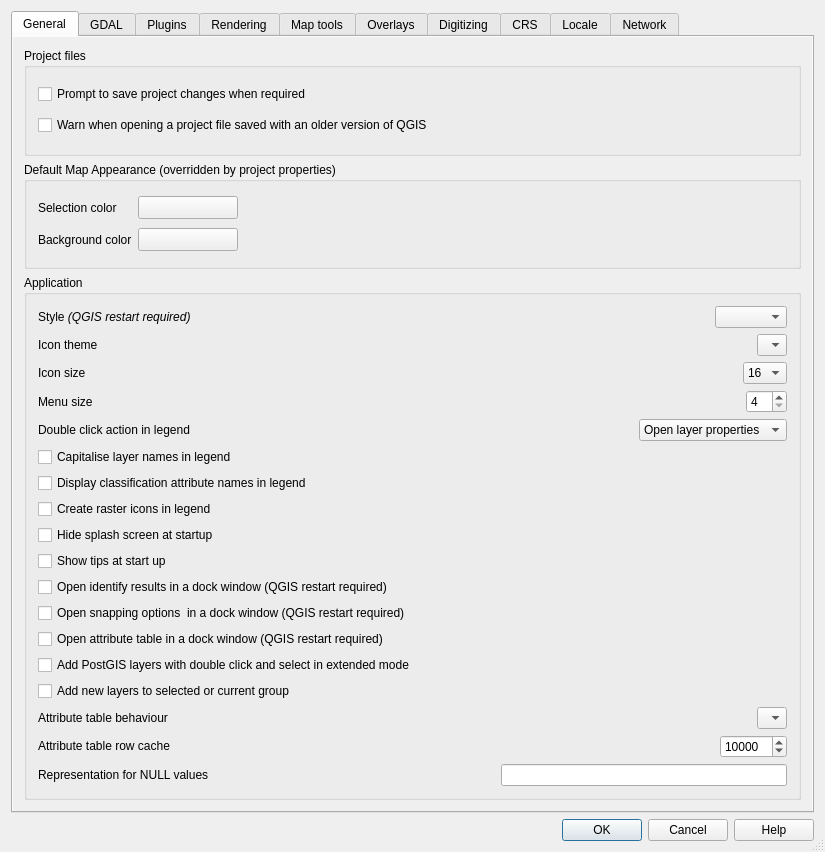
Qt form src/ui/qgsoptionsbase.ui (qgis/QGIS) before a commit.
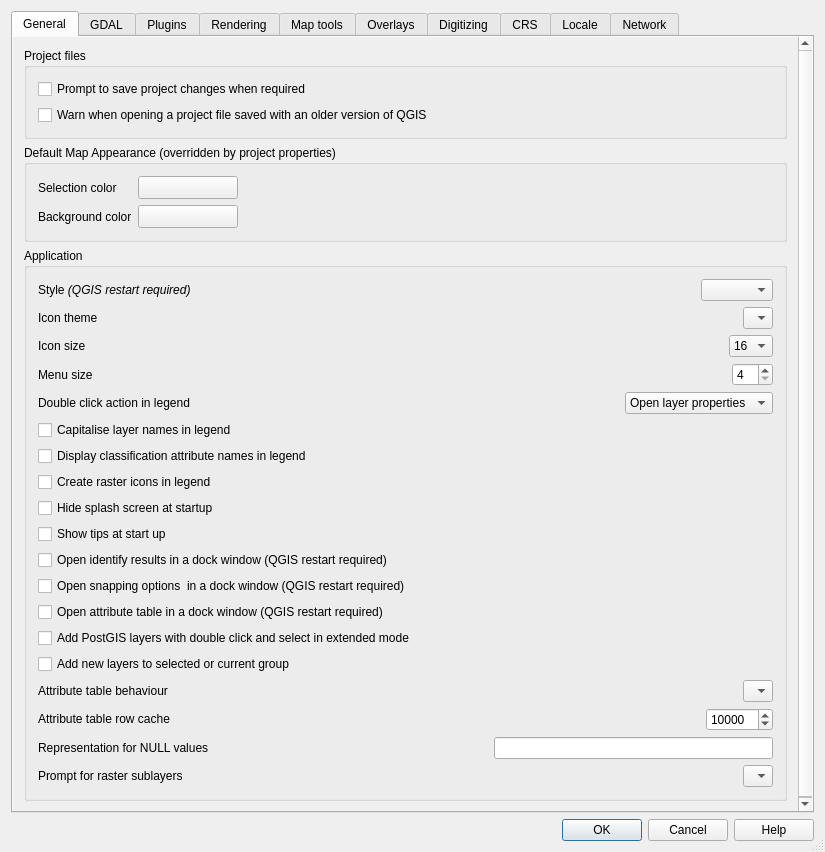
The same form after that commit. Icons and pictures are not drawn. Custom widgets are drawn as their Qt base class.

Patch:
```diff
--- a/src/ui/qgsoptionsbase.ui
+++ b/src/ui/qgsoptionsbase.ui
@@ -553,6 +553,48 @@
                 </item>
                </layout>
               </item>
+              <item>
+               <layout class="QHBoxLayout" name="horizontalLayout_12">
+                <item>
+                 <widget class="QLabel" name="textLabel1_13">
+                  <property name="sizePolicy">
+                   <sizepolicy hsizetype="Fixed" vsizetype="Fixed">
+                    <horstretch>0</horstretch>
+                    <verstretch>0</verstretch>
+                   </sizepolicy>
+                  </property>
+                  <property name="text">
+                   <string>Prompt for raster sublayers</string>
+                  </property>
+                 </widget>
+                </item>
+                <item>
+                 <spacer name="horizontalSpacer_10">
+                  <property name="orientation">
+                   <enum>Qt::Horizontal</enum>
+                  </property>
+                  <property name="sizeHint" stdset="0">
+                   <size>
+                    <width>40</width>
+                    <height>20</height>
+                   </size>
+                  </property>
+                 </spacer>
+                </item>
+                <item>
+                 <widget class="QComboBox" name="cmbPromptRasterSublayers">
+                  <property name="duplicatesEnabled">
+                   <bool>false</bool>
+                  </property>
+                  <item>
+                   <property name="text">
+                    <string/>
+                   </property>
+                  </item>
+                 </widget>
+                </item>
+               </layout>
+              </item>
              </layout>
             </widget>
            </item>
```
